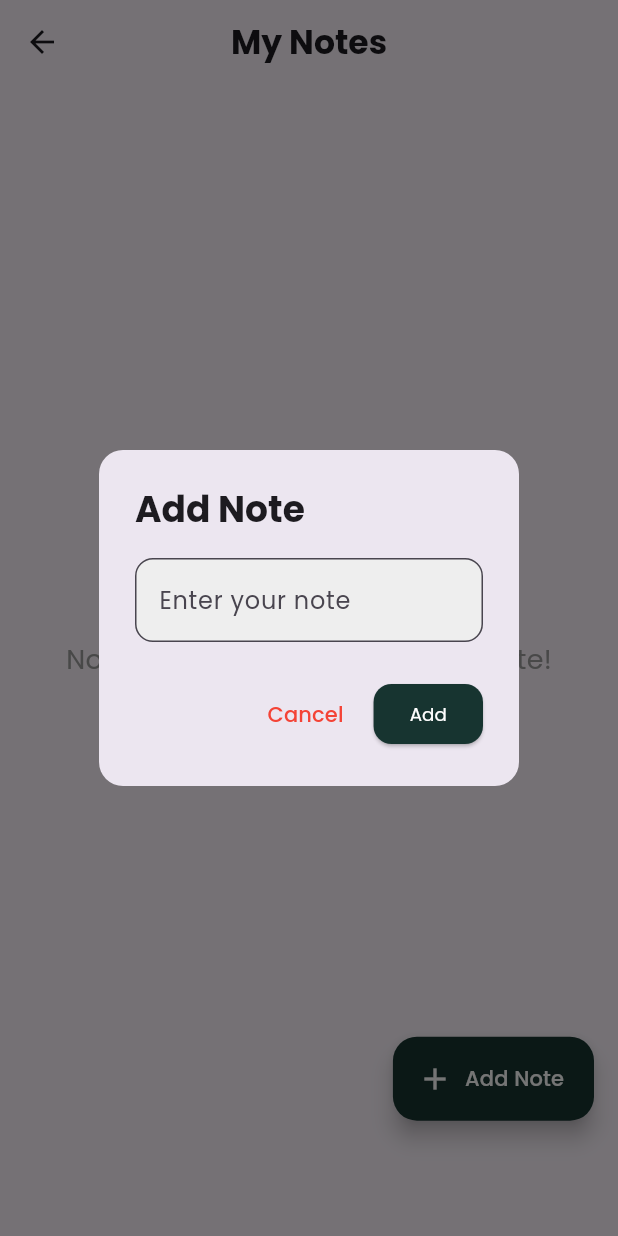
After one commit to kimoo112/Healthy-Fit, a Flutter app: the NotesView screen opened directly, after a tap on "Add Note", on a phone screen of 412 x 824 dp. The commit adds this screen. Run offline on Flutter 3.47's test engine with Material 3 defaults, Android fonts, the phone set to English and light mode, and no system bars; our stand-ins replace bloc, dio, flutter_bloc, flutter_screenutil, flutter_secure_storage, go_router and 6 more; missing offline and left inert: floating_navbar, intro_screen_onboarding_flutter, screenutil_module; accounts and stored records are empty.

Commit message:
feat : add note view and handle with hive

```diff
--- a/analysis_options.yaml
+++ b/analysis_options.yaml
@@ -7,6 +7,9 @@
 
 # The following line activates a set of recommended lints for Flutter apps,
 # packages, and plugins designed to encourage good coding practices.
+analyzer:
+  errors:
+    deprecated_member_use: ignore
 include: package:flutter_lints/flutter.yaml
 
 linter:
--- /dev/null
+++ b/lib/features/notes/presentation/cubit/notes_cubit.dart
@@ -0,0 +1,51 @@
+import 'package:flutter_bloc/flutter_bloc.dart';
+import 'package:hive_flutter/hive_flutter.dart';
+
+part 'notes_state.dart';
+
+class NotesCubit extends Cubit<NotesState> {
+  NotesCubit() : super(NotesInitial());
+
+  // Box to store notes in Hive
+  late Box<String> notesBox;
+
+  // Fetch the notes from Hive
+  Future<void> fetchNotes() async {
+    emit(NotesLoading());
+    try {
+      notesBox = await Hive.openBox<String>('notesBox');
+      final List<String> storedNotes = notesBox.values.toList();
+      emit(NotesLoaded(notes: storedNotes));
+    } catch (e) {
+      emit(NotesFailure(errorMessage: e.toString()));
+    }
+  }
+
+  // Add a new note and save it in Hive
+  Future<void> addNote(String note) async {
+    try {
+      await notesBox.add(note);
+      emit(NotesLoaded(notes: notesBox.values.toList()));
+    } catch (e) {
+      emit(NotesFailure(errorMessage: e.toString()));
+    }
+  }
+
+  // Delete a note and update Hive
+  Future<void> deleteNote(int index) async {
+    try {
+      await notesBox.deleteAt(index);
+      emit(NotesLoaded(notes: notesBox.values.toList()));
+    } catch (e) {
+      emit(NotesFailure(errorMessage: e.toString()));
+    }
+  }
+
+  void editNote(int index, String updatedNote) {
+    if (state is NotesLoaded) {
+      final notes = List<String>.from((state as NotesLoaded).notes);
+      notes[index] = updatedNote; // Update the note at the specified index
+      emit(NotesLoaded(notes: notes)); // Emit the updated state
+    }
+  }
+}
--- /dev/null
+++ b/lib/features/notes/presentation/cubit/notes_state.dart
@@ -0,0 +1,17 @@
+part of 'notes_cubit.dart';
+
+abstract class NotesState {}
+
+class NotesInitial extends NotesState {}
+
+class NotesLoading extends NotesState {}
+
+class NotesLoaded extends NotesState {
+  final List<String> notes;
+  NotesLoaded({required this.notes});
+}
+
+class NotesFailure extends NotesState {
+  final String errorMessage;
+  NotesFailure({required this.errorMessage});
+}
--- /dev/null
+++ b/lib/features/notes/presentation/views/notes_view.dart
@@ -0,0 +1,247 @@
+import 'package:flutter/material.dart';
+import 'package:flutter_bloc/flutter_bloc.dart';
+import 'package:flutter_screenutil/flutter_screenutil.dart';
+import 'package:healthy_fit/core/utils/app_colors.dart';
+
+import '../../../../core/utils/app_text_styles.dart';
+import '../cubit/notes_cubit.dart';
+
+class NotesView extends StatelessWidget {
+  const NotesView({super.key});
+
+  @override
+  Widget build(BuildContext context) {
+    return SafeArea(
+      child: Scaffold(
+        appBar: AppBar(
+          title: const Text(
+            "My Notes",
+            style: TextStyle(fontWeight: FontWeight.bold),
+          ),
+          centerTitle: true,
+        ),
+        body: BlocBuilder<NotesCubit, NotesState>(
+          builder: (context, state) {
+            if (state is NotesLoading) {
+              return Center(
+                child: CircularProgressIndicator(
+                  color: AppColors.dark,
+                ),
+              );
+            } else if (state is NotesLoaded) {
+              if (state.notes.isEmpty) {
+                return const Center(
+                  child: Text(
+                    "No notes found. Add your first note!",
+                    style: TextStyle(fontSize: 18, color: Colors.grey),
+                  ),
+                );
+              }
+              return ListView.builder(
+                padding: const EdgeInsets.all(16.0),
+                itemCount: state.notes.length,
+                itemBuilder: (context, index) {
+                  return Container(
+                    padding: const EdgeInsets.all(20),
+                    decoration: BoxDecoration(
+                        color: AppColors.dark,
+                        borderRadius: BorderRadius.circular(15),
+                        boxShadow: [
+                          BoxShadow(
+                              blurRadius: 5,
+                              spreadRadius: 2,
+                              color: AppColors.grey.withOpacity(.3))
+                        ]),
+                    margin: const EdgeInsets.symmetric(vertical: 8.0),
+                    child: Padding(
+                      padding: const EdgeInsets.all(00.0),
+                      child: ListTile(
+                        title: Text(
+                          state.notes[index],
+                          style: TextStyle(
+                              fontSize: 16,
+                              fontWeight: FontWeight.w500,
+                              color: AppColors.white),
+                        ),
+                        trailing: Row(
+                          mainAxisSize: MainAxisSize.min,
+                          children: [
+                            IconButton(
+                              icon: const Icon(Icons.edit, color: Colors.blue),
+                              onPressed: () {
+                                _showEditNoteDialog(
+                                    context, index, state.notes[index]);
+                              },
+                            ),
+                            IconButton(
+                              icon: const Icon(Icons.delete, color: Colors.red),
+                              onPressed: () {
+                                context.read<NotesCubit>().deleteNote(index);
+                              },
+                            ),
+                          ],
+                        ),
+                      ),
+                    ),
+                  );
+                },
+              );
+            } else if (state is NotesFailure) {
+              return Center(
+                child: Text(
+                  'Error: ${state.errorMessage}',
+                  style: const TextStyle(fontSize: 16, color: Colors.red),
+                ),
+              );
+            } else {
+              return Center(
+                child: Text(
+                  "No notes found.",
+                  style: TextStyle(
+                    fontSize: 16,
+                    color: AppColors.dark,
+                  ),
+                ),
+              );
+            }
+          },
+        ),
+        floatingActionButton: Padding(
+          padding: EdgeInsets.only(bottom: 60.0.h),
+          child: FloatingActionButton.extended(
+            backgroundColor: AppColors.dark,
+            onPressed: () {
+              _showAddNoteDialog(context);
+            },
+            icon: Icon(Icons.add, color: AppColors.white),
+            label: Text("Add Note", style: TextStyle(color: AppColors.white)),
+          ),
+        ),
+      ),
+    );
+  }
+
+  // Method to show a dialog for adding a new note
+  void _showAddNoteDialog(BuildContext context) {
+    final TextEditingController noteController = TextEditingController();
+
+    showDialog(
+      context: context,
+      builder: (context) => AlertDialog(
+        shape: RoundedRectangleBorder(
+          borderRadius: BorderRadius.circular(16),
+        ),
+        title: const Text(
+          "Add Note",
+          style: TextStyle(fontWeight: FontWeight.bold),
+        ),
+        content: TextField(
+          controller: noteController,
+          decoration: InputDecoration(
+            hintText: "Enter your note",
+            filled: true,
+            fillColor: Colors.grey[200],
+            border: OutlineInputBorder(
+              borderRadius: BorderRadius.circular(12),
+              borderSide: BorderSide(color: AppColors.dark),
+            ),
+          ),
+        ),
+        actions: [
+          TextButton(
+            onPressed: () {
+              Navigator.pop(context);
+            },
+            child: const Text(
+              "Cancel",
+              style: TextStyle(color: Colors.red),
+            ),
+          ),
+          ElevatedButton(
+            style: ElevatedButton.styleFrom(
+              backgroundColor: AppColors.dark,
+              shape: RoundedRectangleBorder(
+                borderRadius: BorderRadius.circular(12),
+              ),
+            ),
+            onPressed: () {
+              final noteText = noteController.text.trim();
+              if (noteText.isNotEmpty) {
+                context.read<NotesCubit>().addNote(noteText);
+                Navigator.pop(context);
+              }
+            },
+            child: Text(
+              "Add",
+              style: CustomTextStyles.poppins400Style12
+                  .copyWith(color: AppColors.white),
+            ),
+          ),
+        ],
+      ),
+    );
+  }
+
+  // Method to show a dialog for editing an existing note
+  void _showEditNoteDialog(
+      BuildContext context, int index, String currentNote) {
+    final TextEditingController noteController = TextEditingController();
+    noteController.text = currentNote;
+
+    showDialog(
+      context: context,
+      builder: (context) => AlertDialog(
+        shape: RoundedRectangleBorder(
+          borderRadius: BorderRadius.circular(16),
+        ),
+        title: const Text(
+          "Edit Note",
+          style: TextStyle(fontWeight: FontWeight.bold),
+        ),
+        content: TextField(
+          controller: noteController,
+          decoration: InputDecoration(
+            hintText: "Edit your note",
+            filled: true,
+            fillColor: Colors.grey[200],
+            border: OutlineInputBorder(
+              borderRadius: BorderRadius.circular(12),
+              borderSide: BorderSide(color: AppColors.dark),
+            ),
+          ),
+        ),
+        actions: [
+          TextButton(
+            onPressed: () {
+              Navigator.pop(context);
+            },
+            child: const Text(
+              "Cancel",
+              style: TextStyle(color: Colors.red),
+            ),
+          ),
+          ElevatedButton(
+            style: ElevatedButton.styleFrom(
+              backgroundColor: AppColors.dark,
+              shape: RoundedRectangleBorder(
+                borderRadius: BorderRadius.circular(12),
+              ),
+            ),
+            onPressed: () {
+              final updatedNote = noteController.text.trim();
+              if (updatedNote.isNotEmpty) {
+                context.read<NotesCubit>().editNote(index, updatedNote);
+                Navigator.pop(context);
+              }
+            },
+            child: Text(
+              "Save",
+              style: CustomTextStyles.poppins400Style12
+                  .copyWith(color: AppColors.white),
+            ),
+          ),
+        ],
+      ),
+    );
+  }
+}
--- a/pubspec.yaml
+++ b/pubspec.yaml
@@ -11,6 +11,7 @@ dependencies:
   bloc: ^8.1.4
   cupertino_icons: ^1.0.8
   dio: ^5.7.0
+  fl_chart: null
   floating_navbar: ^2.0.2
   flutter:
     sdk: flutter
@@ -19,6 +20,7 @@ dependencies:
   flutter_screenutil: ^5.9.3
   flutter_secure_storage: ^9.2.2
   go_router: ^14.6.2
+  hive_flutter: ^1.1.0
   iconly: ^1.0.1
   icons_launcher: ^3.0.0
   intl: ^0.20.1
@@ -28,6 +30,7 @@ dependencies:
   shared_preferences: ^2.3.4
   shimmer: ^3.0.0
   sleek_circular_slider: ^2.0.1
+  syncfusion_flutter_charts: ^28.1.41
 
 dev_dependencies:
   flutter_lints: ^4.0.0
```
Also changed, not shown: lib/core/ui/app_navigation.dart (+8 -5 lines), lib/main.dart (+7 -0 lines), pubspec.lock.
